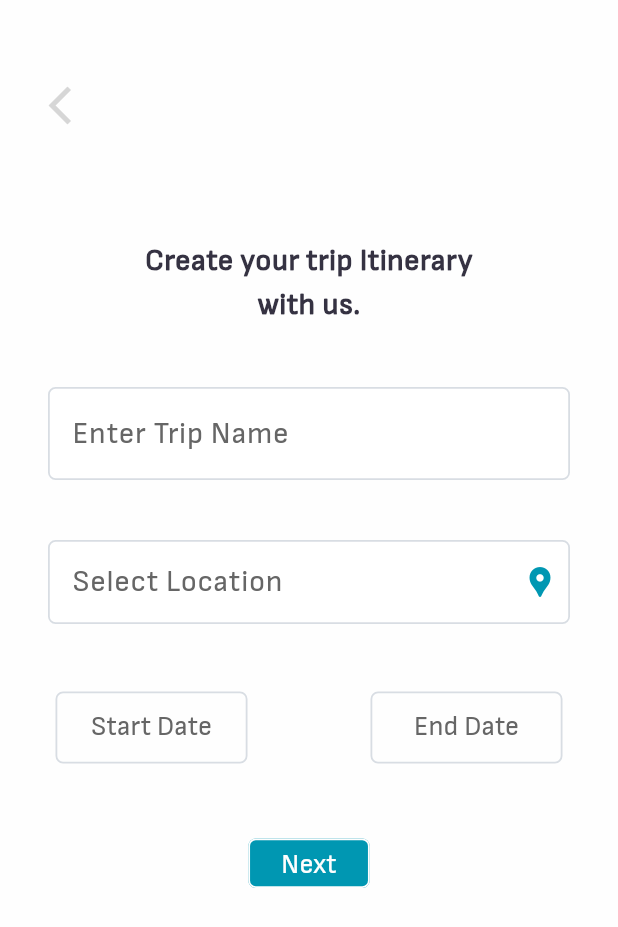
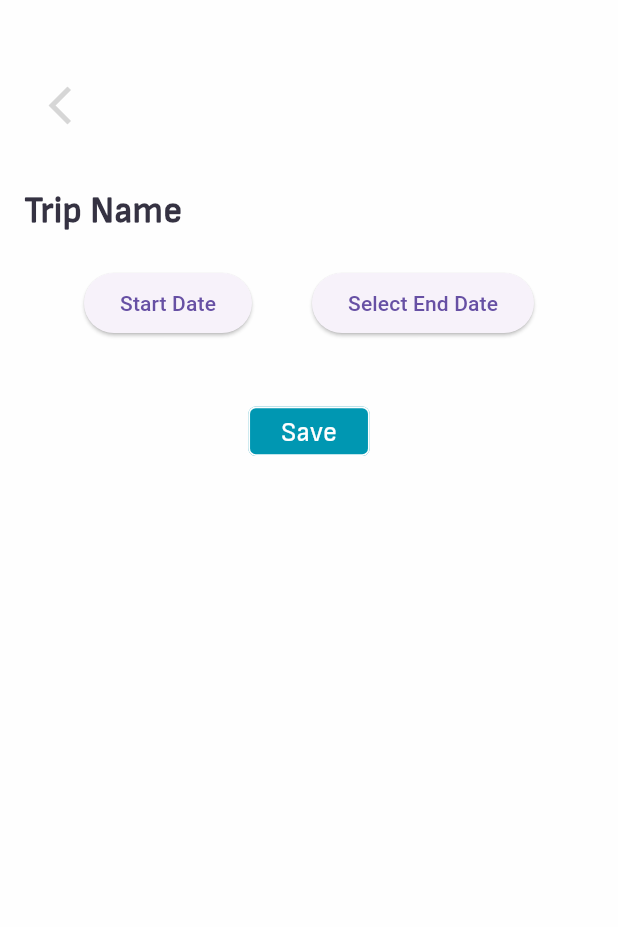
Before and after one commit to lamak-shahiwala/My-Tour-Planner, a Flutter app: the CreateTrip screen opened directly, after a tap on "Next", on a phone screen of 412 x 824 dp. Shown: the top 927 px of the screen. Run offline on Flutter 3.47's test engine with Material 3 defaults, Android fonts, the phone set to English and light mode, and no system bars; our stand-ins replace firebase_auth, firebase_core, flutter_svg; accounts and stored records are empty; project files that could hold a hidden picture were left out.

Commit message:
Major Changes!!
- Made Create Itinerary that contains Date Wise Itineraries.

- Made date_wise_itineraries which contains dynamic itinerary details

- Made dynamic Itinerary details which includes a time picker, a normal text field named ItineraryDetailNameTextField and a Expandable Custom Note TextField.

- Made those three custom widgets and some updated some stylings

- added a testing_screen.dart file which contain some example codes and can be used to test custom widgets and all

- updated small changes in Create trip & Generate trip

```diff
--- a/lib/screens/create_trip.dart
+++ b/lib/screens/create_trip.dart
@@ -4,6 +4,8 @@
 **/
 
 import 'package:flutter/material.dart';
+import 'package:my_tour_planner/screens/itinerary_screen(s)/create_itinerary.dart';
+import 'package:my_tour_planner/screens/testing_screen.dart';
 import 'package:my_tour_planner/utilities/button/arrow_back_button.dart';
 import 'package:my_tour_planner/utilities/button/save_next_button.dart';
 import 'package:my_tour_planner/utilities/date_picker/white_date_picker.dart';
@@ -12,11 +14,14 @@ import 'package:my_tour_planner/utilities/text/text_styles.dart';
 import 'package:my_tour_planner/utilities/text_field/white_text_field.dart';
 
 class CreateTrip extends StatelessWidget {
-  CreateTrip({super.key});
+  CreateTrip({super.key, this.start_date, this.end_date});
 
   final String page_title = "Create your trip Itinerary\nwith us.";
   final TextEditingController trip_name = TextEditingController();
   final TextEditingController location = TextEditingController();
+
+  final DateTime? start_date;
+  final DateTime? end_date;
 
   @override
   Widget build(BuildContext context) {
@@ -44,13 +49,13 @@ class CreateTrip extends StatelessWidget {
                       Row(
                         mainAxisAlignment: MainAxisAlignment.spaceBetween,
                         children: [
-                          WhiteDatePicker(datePicker_Label: "Start Date"),
-                          WhiteDatePicker(datePicker_Label: "End Date"),
+                          WhiteDatePicker(datePicker_Label: "Start Date", selectedDate: start_date,),
+                          WhiteDatePicker(datePicker_Label: "End Date", selectedDate: end_date,),
                         ],
                       ),
                       SizedBox(height: 30,),
                       SaveNextButton(onPress: (){
-                        //Navigator.push(context, MaterialPageRoute(builder: (context) => MyApp()));
+                        Navigator.push(context, MaterialPageRoute(builder: (context) => CreateItinerary()));
                       }, buttonLabel: Text("Next",style: save_next_button,)),
                     ],
                   ),
--- /dev/null
+++ b/lib/screens/itinerary_screen(s)/create_itinerary.dart
@@ -0,0 +1,34 @@
+import 'package:flutter/material.dart';
+import 'package:my_tour_planner/utilities/button/arrow_back_button.dart';
+import 'package:my_tour_planner/utilities/button/save_next_button.dart';
+import 'package:my_tour_planner/utilities/itinerary_screen_utilities/date_wise_itineraries.dart';
+import 'package:my_tour_planner/utilities/text/text_styles.dart';
+
+class CreateItinerary extends StatelessWidget {
+  const CreateItinerary({super.key});
+
+  @override
+  Widget build(BuildContext context) {
+    return Scaffold(
+      body: SingleChildScrollView(
+        child: Padding(padding: EdgeInsets.all(16.0),
+          child: Column(
+            mainAxisAlignment: MainAxisAlignment.start,
+            children: [
+              SizedBox(height: 30,),
+              ArrowBackButton(),
+              SizedBox(height: 30,),
+              Align(alignment: Alignment.centerLeft, child: Text("Trip Name", style: heading,)),
+              SizedBox(height: 20,),
+              DateWiseItineraries(),
+              SizedBox(height: 20,),
+              SaveNextButton(onPress: (){}, buttonLabel: Text("Save",style: save_next_button,)),
+              SizedBox(height: 20,),
+            ]
+          ),
+        )
+
+      ),
+    );
+  }
+}
--- a/lib/utilities/date_picker/white_date_picker.dart
+++ b/lib/utilities/date_picker/white_date_picker.dart
@@ -4,24 +4,29 @@ import 'package:intl/intl.dart';
 
 class WhiteDatePicker extends StatefulWidget {
   final String datePicker_Label;
-  const WhiteDatePicker({Key? key, required this.datePicker_Label}) : super(key: key);
+  DateTime? selectedDate;
+
+  WhiteDatePicker({super.key,
+    required this.datePicker_Label,
+    required this.selectedDate,
+  });
+
   @override
   _WhiteDatePickerState createState() => _WhiteDatePickerState();
 }
 
 class _WhiteDatePickerState extends State<WhiteDatePicker> {
-  DateTime? _selectedDate;
   Future<void> _selectDate(BuildContext context) async {
     DateTime now = DateTime.now();
     DateTime? picked = await showDatePicker(
       context: context,
-      initialDate: _selectedDate ?? now,
+      initialDate: widget.selectedDate ?? now,
       firstDate: now,
       lastDate: now.add(Duration(days: 365)),
     );
-    if (picked != null && picked != _selectedDate) {
+    if (picked != null && picked != widget.selectedDate) {
       setState(() {
-        _selectedDate = picked;
+        widget.selectedDate = picked;
       });
     }
   }
@@ -34,9 +39,9 @@ class _WhiteDatePickerState extends State<WhiteDatePicker> {
         WhiteDatePicker_button(
           onPress: () => _selectDate(context),
           buttonLabel: Text(
-            _selectedDate == null
+            widget.selectedDate == null
                 ? widget.datePicker_Label
-                : "${DateFormat("dd MMM, y").format(_selectedDate ?? DateTime.now())}",
+                : "${DateFormat("dd MMM, y").format(widget.selectedDate ?? DateTime.now())}",
             style: TextStyle(
               color: Color(0xFF666666),
               fontSize: 18,
--- /dev/null
+++ b/lib/utilities/itinerary_screen_utilities/date_wise_itineraries.dart
@@ -0,0 +1,105 @@
+// Incomplete...
+
+import 'package:flutter/material.dart';
+import 'package:intl/intl.dart';
+import 'package:my_tour_planner/utilities/button/save_next_button.dart';
+import 'package:my_tour_planner/utilities/itinerary_screen_utilities/dynamic_itinerary_details.dart';
+import 'package:my_tour_planner/utilities/text/text_styles.dart';
+class DateWiseItineraries extends StatefulWidget {
+
+  DateTime? startDate;
+  DateTime? endDate;
+  DateTime? selectedDate;
+  @override
+  _DateWiseItinerariesState createState() => _DateWiseItinerariesState();
+}
+
+class _DateWiseItinerariesState extends State<DateWiseItineraries> {
+
+  List<DateTime> dateList = [];
+
+  // Function to pick a date
+  Future<DateTime?> _selectDate(BuildContext context) async {
+    DateTime now = DateTime.now();
+    return await showDatePicker(
+      context: context,
+      initialDate: widget.selectedDate ?? now,
+      firstDate: now,
+      lastDate: now.add(Duration(days: 365)),
+    );
+  }
+
+  // Function to generate dates and create TextControllers
+  void generateDateFields() {
+    if (widget.startDate != null && widget.endDate != null && widget.startDate!.isBefore(widget.endDate!)) {
+      setState(() {
+        dateList.clear();
+        for (DateTime date = widget.startDate!;
+        date.isBefore(widget.endDate!.add(Duration(days: 1)));
+        date = date.add(Duration(days: 1))) {
+          dateList.add(date);
+        }
+      });
+    }
+  }
+
+  @override
+  Widget build(BuildContext context) {
+    return SingleChildScrollView(
+        child: Column(
+          children: [
+            Row(
+              mainAxisAlignment: MainAxisAlignment.spaceEvenly,
+              children: [
+                ElevatedButton(
+                  onPressed: () async {
+                    DateTime? picked = await _selectDate(context);
+                    if (picked != null) {
+                      setState(() {
+                        widget.startDate = picked;
+                      });
+                      generateDateFields();
+                    }
+                  },
+                  child: Text(widget.startDate == null
+                      ? "Start Date"
+                      : DateFormat("dd MMM yyyy").format(widget.startDate!)),
+                ),
+                ElevatedButton(
+                  onPressed: () async {
+                    DateTime? picked = await _selectDate(context);
+                    if (picked != null) {
+                      setState(() {
+                        widget.endDate = picked;
+                      });
+                      generateDateFields();
+                    }
+                  },
+                  child: Text(widget.endDate == null
+                      ? "Select End Date"
+                      : DateFormat("dd MMM yyyy").format(widget.endDate!)),
+                ),
+              ],
+            ),
+            SizedBox(height: 20),
+            ListView.builder(
+              shrinkWrap: true,
+              physics: NeverScrollableScrollPhysics(),
+              itemCount: dateList.length,
+              itemBuilder: (context, index) {
+                DateTime date = dateList[index];
+                return Column(
+                  mainAxisAlignment: MainAxisAlignment.start,
+                  children: [
+                    Align(child: Text("Date: "+DateFormat("dd MMM yyyy").format(date), style: date_heading,),alignment: Alignment.centerLeft,),
+                    DynamicItineraryDetails(),
+                    SizedBox(height: 10,),
+                  ],
+                );
+              },
+            ),
+          ],
+        ),
+    );
+  }
+}
--- a/lib/utilities/text/text_styles.dart
+++ b/lib/utilities/text/text_styles.dart
@@ -37,6 +37,20 @@ const sub_heading =  TextStyle(
   fontWeight: FontWeight.w600,
 );
 
+const heading =  TextStyle(
+  color: Color.fromRGBO(53, 50, 66, 1),
+  fontSize: 24,
+  fontFamily: 'Sofia_Sans',
+  fontWeight: FontWeight.w600,
+);
+
+const date_heading =  TextStyle(
+  color: Color.fromRGBO(53, 50, 66, 1),
+  fontSize: 18,
+  fontFamily: 'Sofia_Sans',
+  fontWeight: FontWeight.w500,
+);
+
 const lightGrey_paragraph_text =  TextStyle(
   color: Color.fromRGBO(211, 211, 211, 1),
   fontSize: 15,
```
Also changed, not shown: lib/screens/generate_trip.dart (+6 -3 lines), lib/screens/testing_screen.dart (added, +64 -0 lines), lib/utilities/button/white_time_picker_button.dart (+56 -0 lines), lib/utilities/itinerary_screen_utilities/dynamic_itinerary_details.dart (added, +129 -0 lines), lib/utilities/text_field/Itinerary_detail_name__textfield.dart (+20 -11 lines), lib/utilities/text_field/expandable_custom_itinerary_note__textfield.dart (+17 -4 lines), lib/utilities/time_picker/white_time_picker.dart (+48 -0 lines).
